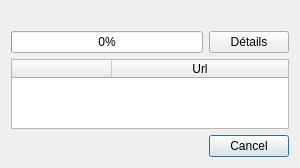
This is ui/batchwindow.ui in XanderMld/imgbrd-grabber as Qt 5 draws it before an edit. The edited form follows.
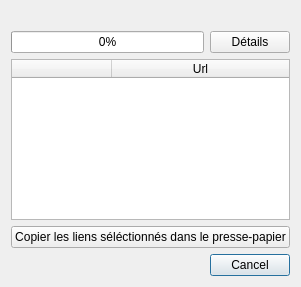
This is the edited form. Icons and pictures are not drawn.

```diff
--- a/ui/batchwindow.ui
+++ b/ui/batchwindow.ui
@@ -7,7 +7,7 @@
     <x>0</x>
     <y>0</y>
     <width>300</width>
-    <height>164</height>
+    <height>287</height>
    </rect>
   </property>
   <property name="sizePolicy">
@@ -75,6 +75,18 @@
     </widget>
    </item>
    <item row="2" column="0" colspan="3">
+    <widget class="QWidget" name="details" native="true">
+     <property name="sizePolicy">
+      <sizepolicy hsizetype="Expanding" vsizetype="Expanding">
+       <horstretch>0</horstretch>
+       <verstretch>0</verstretch>
+      </sizepolicy>
+     </property>
+     <layout class="QVBoxLayout" name="verticalLayout">
+      <property name="margin">
+       <number>0</number>
+      </property>
+      <item>
     <widget class="QTableWidget" name="tableWidget">
      <property name="autoScroll">
       <bool>false</bool>
@@ -121,6 +133,16 @@
      </column>
     </widget>
    </item>
+      <item>
+       <widget class="QPushButton" name="pushButton">
+        <property name="text">
+         <string>Copier les liens séléctionnés dans le presse-papier</string>
+        </property>
+       </widget>
+      </item>
+     </layout>
+    </widget>
+   </item>
   </layout>
  </widget>
  <resources>
```
Left out of the diff: 25 changed lines with no effect on the pictures. Lines whose indentation alone changed are shown as unchanged.
